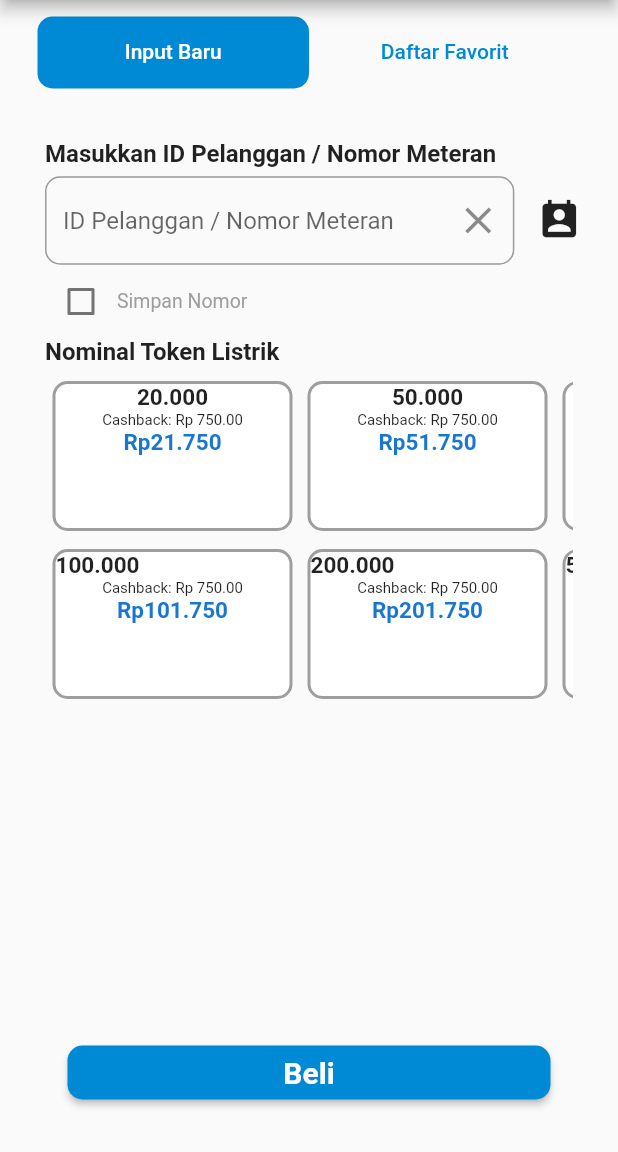
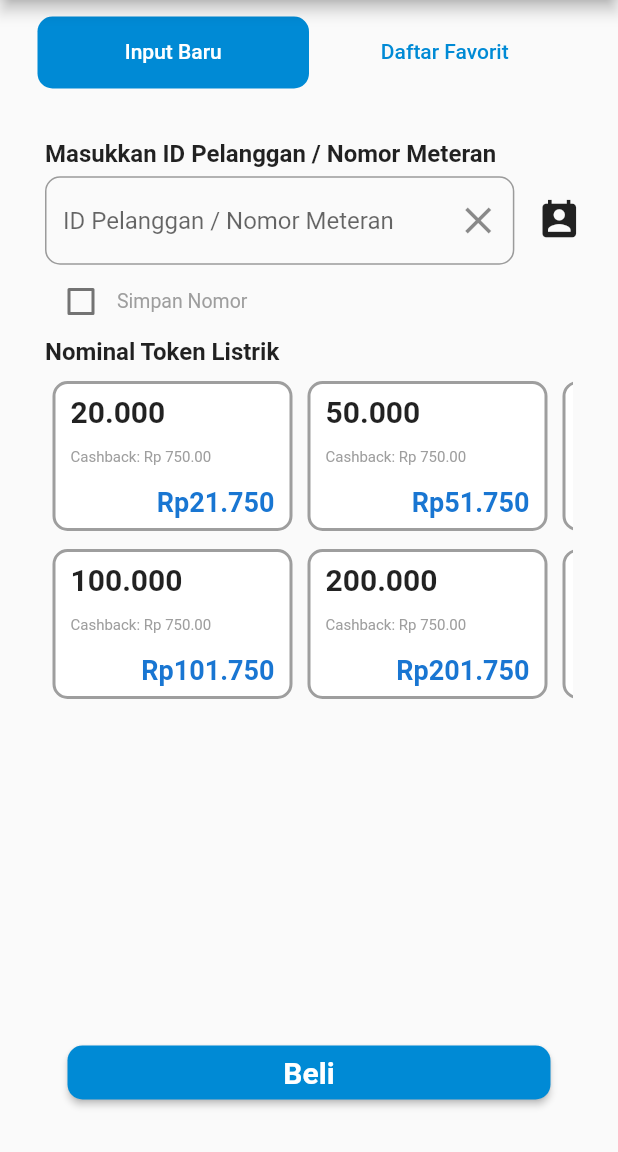
Before and after one commit to idhamramadito/robotbiru, a Flutter app: the TokenPage screen opened by its route, on a phone screen of 412 x 824 dp, the part 84-1236 px from its top. Run offline on Flutter 3.47's test engine with Material 2 defaults, Android fonts, the phone set to English and light mode, and no system bars; our stand-ins replace buttons_tabbar, pin_code_fields.

```diff
--- a/homepage/lib/pages/dashboard_tabs/home/submenu/token_listrik/components/input_baru.dart
+++ b/homepage/lib/pages/dashboard_tabs/home/submenu/token_listrik/components/input_baru.dart
@@ -99,6 +99,7 @@
           return InkWell(
             onTap: () {},
             child: Container(
+              padding: EdgeInsets.symmetric(horizontal:10),
               margin: EdgeInsets.symmetric(horizontal: 5),
               width: 160,
               decoration: BoxDecoration(
@@ -107,21 +108,32 @@
                   borderRadius: BorderRadius.all(
                     Radius.circular(10.0))),
               child: Column(
+                mainAxisAlignment: MainAxisAlignment.spaceAround,
                 children: [
-                  Text(
+                  Align(
+                    alignment: Alignment.centerLeft,
+                      child: Text(
+
                       boxAtas[index][0],
-                    style: TextStyle(fontSize: 15, fontWeight: FontWeight.bold),
+                      style: TextStyle(fontSize: 20, fontWeight: FontWeight.bold),
                       textAlign: TextAlign.left,
                     ),
-                  Text(
+                  ),
+                  Align(
+                    alignment: Alignment.centerLeft,
+                      child: Text(
                         boxAtas[index][1],
-                      style: TextStyle(fontSize: 10, fontWeight: FontWeight.normal),
-                     textAlign: TextAlign.center,
+                        style: TextStyle(fontSize: 10, fontWeight: FontWeight.normal, color: Colors.grey),
+                        textAlign: TextAlign.left,
                     ),
-                  Text(
+                  ),
+                  Align(
+                    alignment: Alignment.bottomRight,
+                      child: Text(
                         boxAtas[index][2],
-                      style: TextStyle(fontSize: 15, fontWeight: FontWeight.bold, color: Colors.blue[700]),
+                        style: TextStyle(fontSize: 18, fontWeight: FontWeight.bold, color: Colors.blue[700]),
                         textAlign: TextAlign.right,
+                    ),
                   ),
                 ],
               ),
@@ -141,6 +153,7 @@
           return InkWell(
             onTap: () {},
             child: Container(
+              padding: EdgeInsets.symmetric(horizontal:10),
               margin: EdgeInsets.symmetric(horizontal: 5),
               width: 160,
               decoration: BoxDecoration(
@@ -149,25 +162,32 @@
                   borderRadius: BorderRadius.all(
                     Radius.circular(10.0))),
               child: Column(
+                mainAxisAlignment: MainAxisAlignment.spaceAround,
                 children: [
                   Align(
                     alignment: Alignment.centerLeft,
                       child: Text(
 
                       boxBawah[index][0],
-                      style: TextStyle(fontSize: 15, fontWeight: FontWeight.bold),
+                      style: TextStyle(fontSize: 20, fontWeight: FontWeight.bold),
                       textAlign: TextAlign.left,
                     ),
                   ),
-                  Text(
+                  Align(
+                    alignment: Alignment.centerLeft,
+                      child: Text(
                         boxBawah[index][1],
-                      style: TextStyle(fontSize: 10, fontWeight: FontWeight.normal),
-                      textAlign: TextAlign.center,
+                        style: TextStyle(fontSize: 10, fontWeight: FontWeight.normal, color: Colors.grey),
+                        textAlign: TextAlign.left,
                     ),
-                  Text(
+                  ),
+                  Align(
+                    alignment: Alignment.bottomRight,
+                      child: Text(
                         boxBawah[index][2],
-                      style: TextStyle(fontSize: 15, fontWeight: FontWeight.bold, color: Colors.blue[700]),
+                        style: TextStyle(fontSize: 18, fontWeight: FontWeight.bold, color: Colors.blue[700]),
                         textAlign: TextAlign.right,
+                    ),
                   ),
                 ],
               ),
```
Lines whose indentation alone changed are shown as unchanged.
